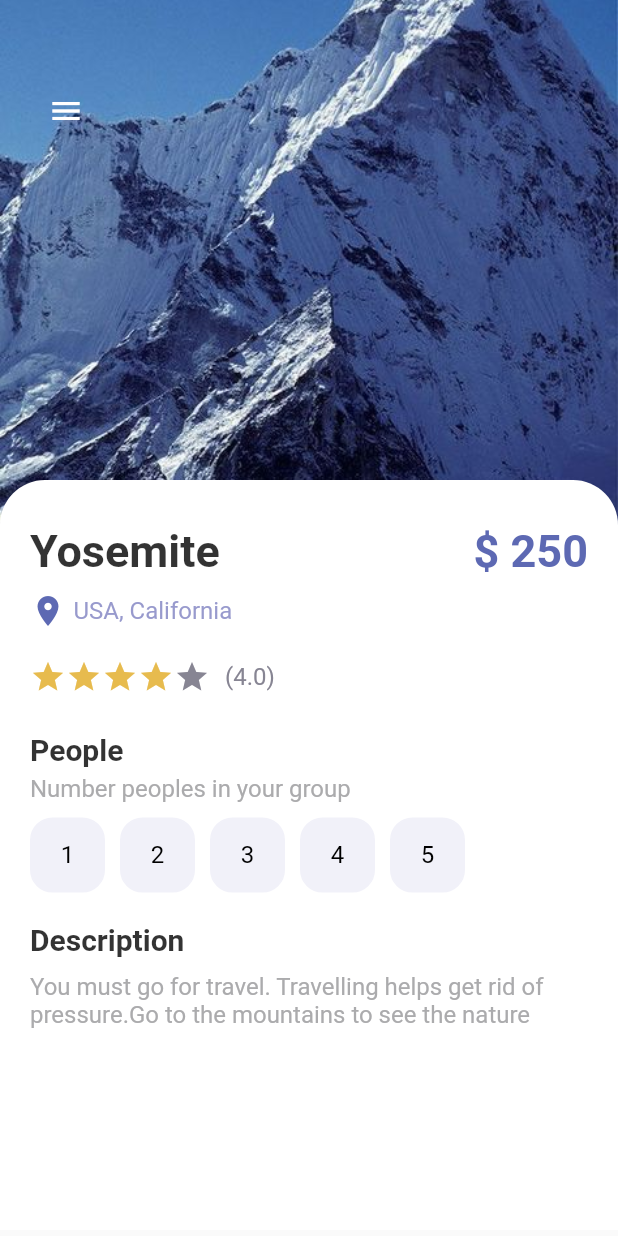
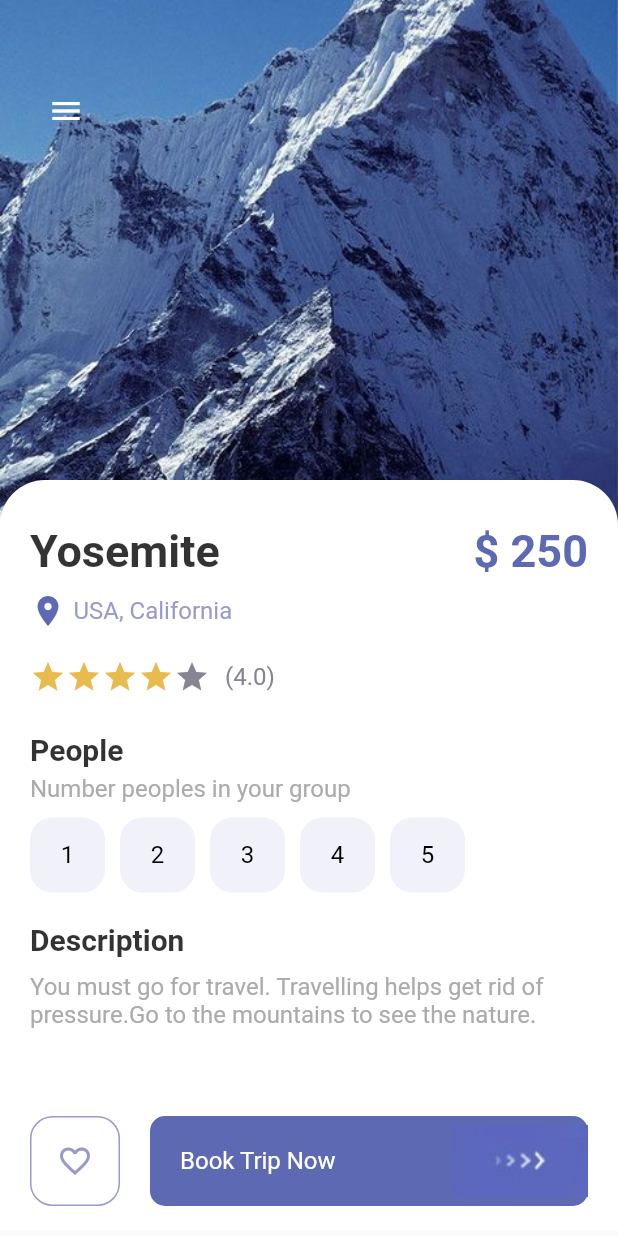
Before and after one commit to AtharvKhamkar/TravelApp, a Flutter app: the DetailPage screen opened directly, on a phone screen of 412 x 824 dp. Run offline on Flutter 3.47's test engine with Material 2 defaults, Android fonts, the phone set to English and light mode, and no system bars; our stand-ins replace bloc, equatable, flutter_bloc; missing offline and left inert: dart:ffi.

```diff
--- /dev/null
+++ b/lib/cubit/app_cubit_states.dart
@@ -0,0 +1,20 @@
+import 'package:equatable/equatable.dart';
+
+abstract class CubitStates extends Equatable{}
+
+
+class InitialState extends CubitStates{
+  @override
+  // TODO: implement props
+  List<Object?> get props => [];
+
+}
+
+
+
+class WelcomeState extends CubitStates{
+  @override
+  // TODO: implement props
+  List<Object?> get props => [];
+
+}
--- /dev/null
+++ b/lib/cubit/app_cubits.dart
@@ -0,0 +1,8 @@
+import 'package:bloc/bloc.dart';
+import 'package:travel_app/cubit/app_cubit_states.dart';
+
+class AppCubits extends Cubit<CubitStates> {
+  AppCubits() : super(InitialState()) {
+    emit(WelcomeState());
+  }
+}
--- a/lib/pages/detail_page.dart
+++ b/lib/pages/detail_page.dart
@@ -5,6 +5,7 @@ import 'package:travel_app/misc/colors.dart';
 import 'package:travel_app/widget/app_buttons.dart';
 import 'package:travel_app/widget/app_large_text.dart';
 import 'package:travel_app/widget/app_text.dart';
+import 'package:travel_app/widget/responsive_button.dart';
 
 class DetailPage extends StatefulWidget {
   const DetailPage({super.key});
@@ -180,13 +181,33 @@ class _DetailPageState extends State<DetailPage> {
                     ),
                     AppText(
                       text:
-                          "You must go for travel. Travelling helps get rid of pressure.Go to the mountains to see the nature",
+                          "You must go for travel. Travelling helps get rid of pressure.Go to the mountains to see the nature.",
                       color: AppColors.mainTextColor,
                     )
                   ],
                 ),
               ),
-            )
+            ),
+            Positioned(
+                bottom: 20,
+                left: 20,
+                right: 20,
+                child: Row(
+                  children: [
+                    AppButtons(
+                      color: AppColors.textColor1,
+                      backgroundColor: Colors.white,
+                      size: 60,
+                      borderColor: AppColors.textColor1,
+                      isIcon: true,
+                      icon: Icons.favorite_border,
+                    ),
+                    SizedBox(width: 20),
+                    ResponsiveButton(
+                      isResponsive: true,
+                    )
+                  ],
+                ))
           ],
         ),
       ),
--- a/lib/widget/responsive_button.dart
+++ b/lib/widget/responsive_button.dart
@@ -1,6 +1,7 @@
 // ignore_for_file: public_member_api_docs, sort_constructors_first
 import 'package:flutter/material.dart';
 import 'package:travel_app/misc/colors.dart';
+import 'package:travel_app/widget/app_text.dart';
 
 class ResponsiveButton extends StatelessWidget {
   bool? isResponsive;
@@ -8,23 +9,36 @@ class ResponsiveButton extends StatelessWidget {
   ResponsiveButton({
     Key? key,
     this.isResponsive,
-    this.width,
+    this.width = 120,
   }) : super(key: key);
 
   @override
   Widget build(BuildContext context) {
-    return Container(
-      width: width,
+    return Flexible(
+      child: Container(
+        width: isResponsive == true ? double.maxFinite : width,
         height: 60,
         decoration: BoxDecoration(
           borderRadius: BorderRadius.circular(10),
           color: AppColors.mainColor,
         ),
         child: Row(
-        mainAxisAlignment: MainAxisAlignment.center,
+          mainAxisAlignment: isResponsive == true
+              ? MainAxisAlignment.spaceBetween
+              : MainAxisAlignment.center,
           children: [
+            isResponsive == true
+                ? Container(
+                    margin: const EdgeInsets.only(left: 20),
+                    child: AppText(
+                      text: "Book Trip Now",
+                      color: Colors.white,
+                    ),
+                  )
+                : Container(),
             Image.asset("assets/img/button-one.png"),
           ],
+        ),
       ),
     );
   }
```
Also changed, not shown: lib/cubit/app_cubits_logics.dart (added, +27 -0 lines), lib/main.dart (+12 -7 lines), lib/services/data_services.dart (added, +11 -0 lines), pubspec.yaml (+6 -15 lines), pubspec.lock. Lines whose indentation alone changed are shown as unchanged.
